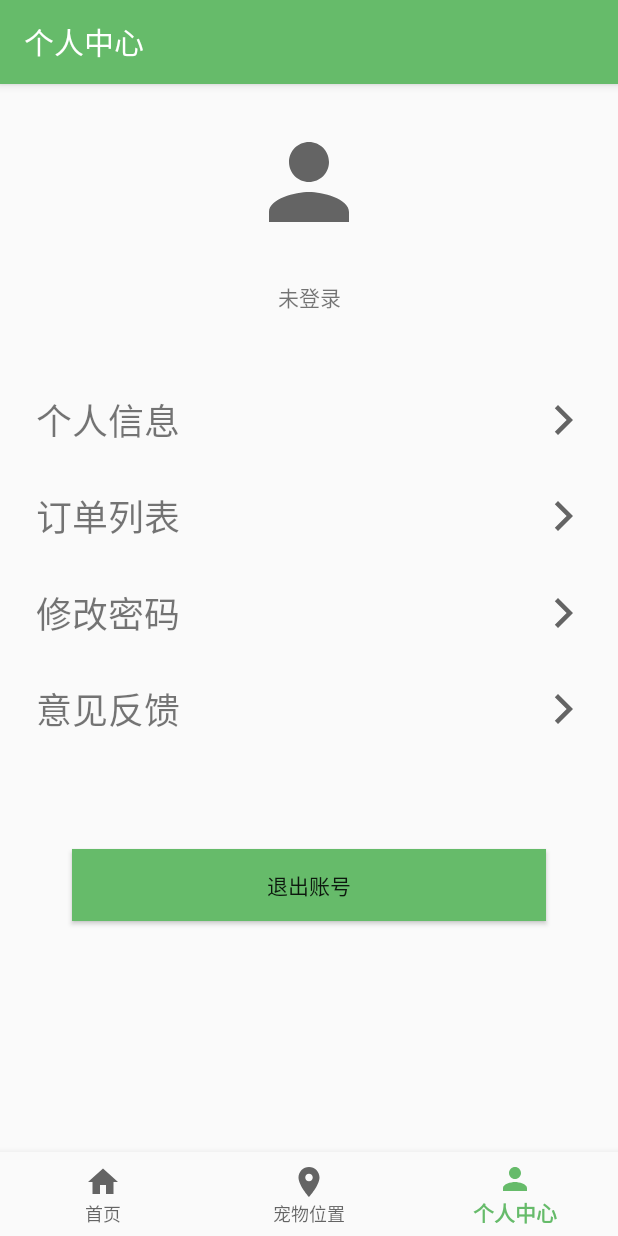
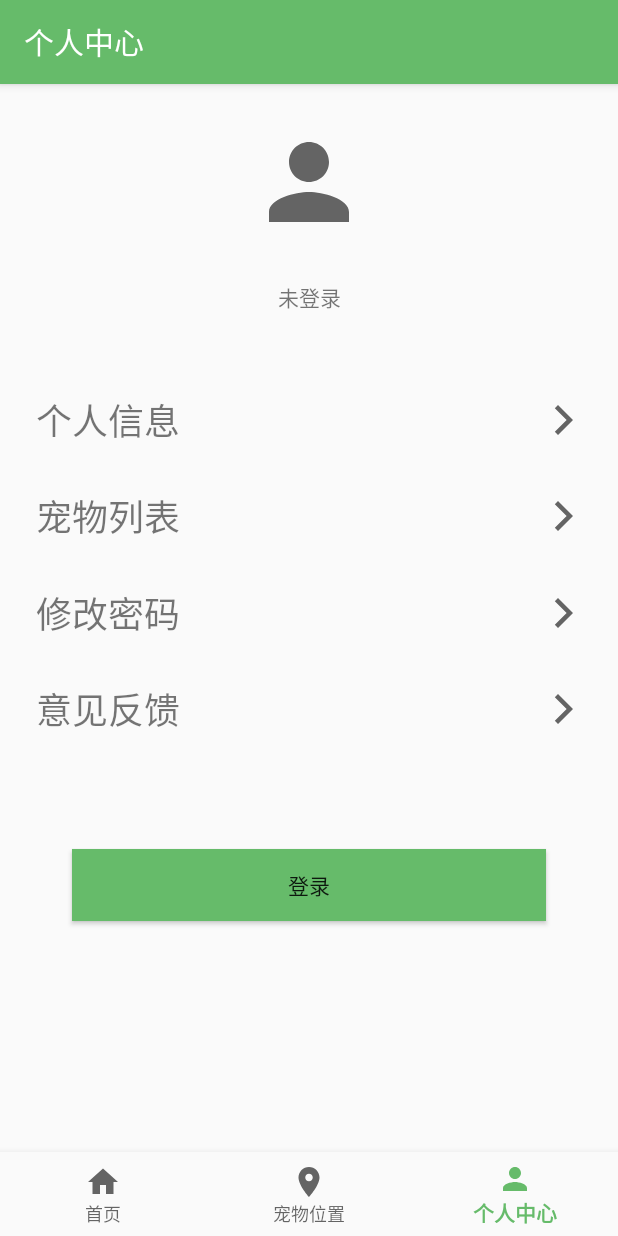
Before and after one commit to heiqiu47/PetWear, an Android app: the MyFragment screen opened through its navigation route, on a phone screen of 412 x 824 dp. Run offline under Robolectric (Android 15) with nearby library versions, the phone set to English and light mode, and no system bars; our stand-ins replace navigation-ui.

Commit message:
添加了猫，细节优化

```diff
--- a/app/src/main/java/com/example/petwear/adapter/PetListAdapter.java
+++ b/app/src/main/java/com/example/petwear/adapter/PetListAdapter.java
@@ -1,6 +1,7 @@
 package com.example.petwear.adapter;
 
 import android.content.Context;
+import android.content.res.Resources;
 import android.view.LayoutInflater;
 import android.view.View;
 import android.view.ViewGroup;
@@ -12,6 +13,7 @@ import androidx.annotation.Nullable;
 
 import com.example.petwear.R;
 import com.example.petwear.bean.PetBean;
+import com.example.petwear.tool.PetTool;
 
 import java.util.List;
 
@@ -38,9 +40,7 @@ public class PetListAdapter extends ArrayAdapter<PetBean> {
             viewHolder = (ViewHolder) convertView.getTag();
         }
         PetBean item = getItem(position);
-        if (item.getPetType().equals("dog")) {
-            viewHolder.mPetImg.setImageResource(R.drawable.dog);
-        }
+        viewHolder.mPetImg.setImageResource(PetTool.getPetImg(item.getPetType()));
         viewHolder.mPetName.setText(item.getPetName());
         viewHolder.mPetSex.setText(item.getPetSex() == 0 ? "雌" : "雄");
         return convertView;
--- a/app/src/main/java/com/example/petwear/ui/main/HomeFragment.java
+++ b/app/src/main/java/com/example/petwear/ui/main/HomeFragment.java
@@ -38,7 +38,7 @@ public class HomeFragment extends Fragment {
                              Bundle savedInstanceState) {
         View view = inflater.inflate(R.layout.fragment_home, container, false);
         initView(view);
-        //刷新
+        //TODO 刷新
         mSwipeRefresh.setColorSchemeResources(R.color.colorAccent);
         mSwipeRefresh.setOnRefreshListener(() -> refreshFruits());
         //点击宠物跳转至修改信息界面
--- a/app/src/main/res/layout/activity_pet_info.xml
+++ b/app/src/main/res/layout/activity_pet_info.xml
@@ -25,6 +25,8 @@ tools:context=".ui.home.PetInfoActivity">
             android:layout_width="50dp"
             android:layout_height="50dp"
             android:layout_alignParentEnd="true"
+            android:clickable="true"
+            android:focusable="true"
             app:srcCompat="@drawable/dog" />
 
     </RelativeLayout>
@@ -120,7 +122,7 @@ tools:context=".ui.home.PetInfoActivity">
         android:layout_marginHorizontal="40dp"
         android:layout_marginTop="40dp"
         android:background="@color/colorAccent"
-        android:text="修改"/>
+        android:text="修改" />
 
     <Button
         android:id="@+id/btn_delete"
@@ -129,6 +131,6 @@ tools:context=".ui.home.PetInfoActivity">
         android:layout_marginHorizontal="40dp"
         android:layout_marginTop="30dp"
         android:background="#F44336"
-        android:text="删除"/>
+        android:text="删除" />
 
 </LinearLayout>
--- a/app/src/main/res/layout/fragment_home.xml
+++ b/app/src/main/res/layout/fragment_home.xml
@@ -287,7 +287,7 @@
                                 android:layout_width="wrap_content"
                                 android:layout_height="wrap_content"
                                 android:gravity="center_vertical"
-                                android:text="37℃"
+                                android:text="37.5℃"
                                 android:textSize="24sp" />
 
                             <TextView
@@ -369,7 +369,7 @@
                                 android:layout_width="wrap_content"
                                 android:layout_height="wrap_content"
                                 android:gravity="center_vertical"
-                                android:text="点击查看"
+                                android:text="2.5V (?)"
                                 android:textSize="24sp" />
 
                             <TextView
--- a/app/src/main/res/layout/fragment_my.xml
+++ b/app/src/main/res/layout/fragment_my.xml
@@ -7,18 +7,18 @@ android:layout_height="match_parent"
 tools:context=".ui.main.MyFragment">
 
 <ImageView
-    android:id="@+id/my_home_img"
+    android:id="@+id/img_user"
     android:layout_width="80dp"
     android:layout_height="80dp"
     android:src="@drawable/ic_baseline_person_24"
-    app:layout_constraintBottom_toTopOf="@+id/my_home_name"
+    app:layout_constraintBottom_toTopOf="@+id/text_name"
     app:layout_constraintEnd_toEndOf="parent"
     app:layout_constraintHorizontal_bias="0.5"
     app:layout_constraintStart_toStartOf="parent"
     app:layout_constraintTop_toTopOf="parent" />
 
 <TextView
-    android:id="@+id/my_home_name"
+    android:id="@+id/text_name"
     android:layout_width="wrap_content"
     android:layout_height="wrap_content"
     android:text="未登录"
@@ -26,7 +26,7 @@ tools:context=".ui.main.MyFragment">
     app:layout_constraintEnd_toEndOf="parent"
     app:layout_constraintHorizontal_bias="0.5"
     app:layout_constraintStart_toStartOf="parent"
-    app:layout_constraintTop_toBottomOf="@+id/my_home_img" />
+    app:layout_constraintTop_toBottomOf="@+id/img_user" />
 
 <androidx.constraintlayout.widget.Guideline
     android:id="@+id/guideline"
@@ -36,13 +36,13 @@ tools:context=".ui.main.MyFragment">
     app:layout_constraintGuide_percent="0.25" />
 
 <LinearLayout
-    android:id="@+id/my_home_info_li"
+    android:id="@+id/btn_info"
     android:layout_width="match_parent"
     android:layout_height="wrap_content"
     android:layout_marginStart="24dp"
     android:layout_marginEnd="24dp"
     android:orientation="horizontal"
-    app:layout_constraintBottom_toTopOf="@+id/my_home_order_li"
+    app:layout_constraintBottom_toTopOf="@+id/btn_pets_list"
     app:layout_constraintEnd_toEndOf="parent"
     app:layout_constraintHorizontal_bias="0.5"
     app:layout_constraintStart_toStartOf="parent"
@@ -63,25 +63,25 @@ tools:context=".ui.main.MyFragment">
 </LinearLayout>
 
 <LinearLayout
-    android:id="@+id/my_home_order_li"
+    android:id="@+id/btn_pets_list"
     android:layout_width="match_parent"
     android:layout_height="wrap_content"
     android:layout_marginStart="24dp"
     android:layout_marginEnd="24dp"
     android:layout_weight="1"
     android:orientation="horizontal"
-    app:layout_constraintBottom_toTopOf="@+id/my_home_password_li"
+    app:layout_constraintBottom_toTopOf="@+id/btn_password"
     app:layout_constraintEnd_toEndOf="parent"
     app:layout_constraintHorizontal_bias="0.5"
     app:layout_constraintStart_toStartOf="parent"
-    app:layout_constraintTop_toBottomOf="@+id/my_home_info_li">
+    app:layout_constraintTop_toBottomOf="@+id/btn_info">
 
     <TextView
         android:layout_width="match_parent"
         android:layout_height="wrap_content"
         android:layout_weight="1"
         android:gravity="center_vertical"
-        android:text="订单列表"
+        android:text="宠物列表"
         android:textSize="24sp" />
 
     <ImageView
@@ -92,18 +92,18 @@ tools:context=".ui.main.MyFragment">
 </LinearLayout>
 
 <LinearLayout
-    android:id="@+id/my_home_password_li"
+    android:id="@+id/btn_password"
     android:layout_width="match_parent"
     android:layout_height="wrap_content"
     android:layout_marginStart="24dp"
     android:layout_marginEnd="24dp"
     android:layout_weight="1"
     android:orientation="horizontal"
-    app:layout_constraintBottom_toTopOf="@+id/my_home_feedback"
+    app:layout_constraintBottom_toTopOf="@+id/btn_feedback"
     app:layout_constraintEnd_toEndOf="parent"
     app:layout_constraintHorizontal_bias="0.5"
     app:layout_constraintStart_toStartOf="parent"
-    app:layout_constraintTop_toBottomOf="@+id/my_home_order_li">
+    app:layout_constraintTop_toBottomOf="@+id/btn_pets_list">
 
     <TextView
         android:layout_width="match_parent"
@@ -120,7 +120,7 @@ tools:context=".ui.main.MyFragment">
 </LinearLayout>
 
 <LinearLayout
-    android:id="@+id/my_home_feedback"
+    android:id="@+id/btn_feedback"
     android:layout_width="match_parent"
     android:layout_height="wrap_content"
     android:layout_marginStart="24dp"
@@ -131,7 +131,7 @@ tools:context=".ui.main.MyFragment">
     app:layout_constraintEnd_toEndOf="parent"
     app:layout_constraintHorizontal_bias="0.5"
     app:layout_constraintStart_toStartOf="parent"
-    app:layout_constraintTop_toBottomOf="@+id/my_home_password_li">
+    app:layout_constraintTop_toBottomOf="@+id/btn_password">
 
     <TextView
         android:layout_width="match_parent"
@@ -155,12 +155,12 @@ tools:context=".ui.main.MyFragment">
     app:layout_constraintGuide_percent="0.65" />
 
     <Button
-    android:id="@+id/my_home_button"
+        android:id="@+id/btn_user_in_out"
         android:layout_width="match_parent"
         android:layout_height="wrap_content"
+        android:layout_marginHorizontal="48dp"
         android:background="@color/colorPrimary"
-    android:text="退出账号"
-    android:layout_marginHorizontal="48dp"
+        android:text="登录"
         app:layout_constraintBottom_toTopOf="@+id/guideline9"
         app:layout_constraintEnd_toEndOf="parent"
         app:layout_constraintStart_toStartOf="parent"
```
Also changed, not shown: app/src/main/java/com/example/petwear/tool/PetTool.java (added, +18 -0 lines), app/src/main/java/com/example/petwear/ui/home/PetInfoActivity.java (+14 -0 lines), app/src/main/java/com/example/petwear/ui/petlist/PetAddActivity.java (+45 -2 lines), app/src/main/java/com/example/petwear/ui/petlist/PetListActivity.java (+11 -7 lines), app/src/main/res/layout/activity_pet_add.xml (+8 -8 lines), app/src/main/res/drawable-v24/cat.png (added). Lines whose indentation alone changed are shown as unchanged.
